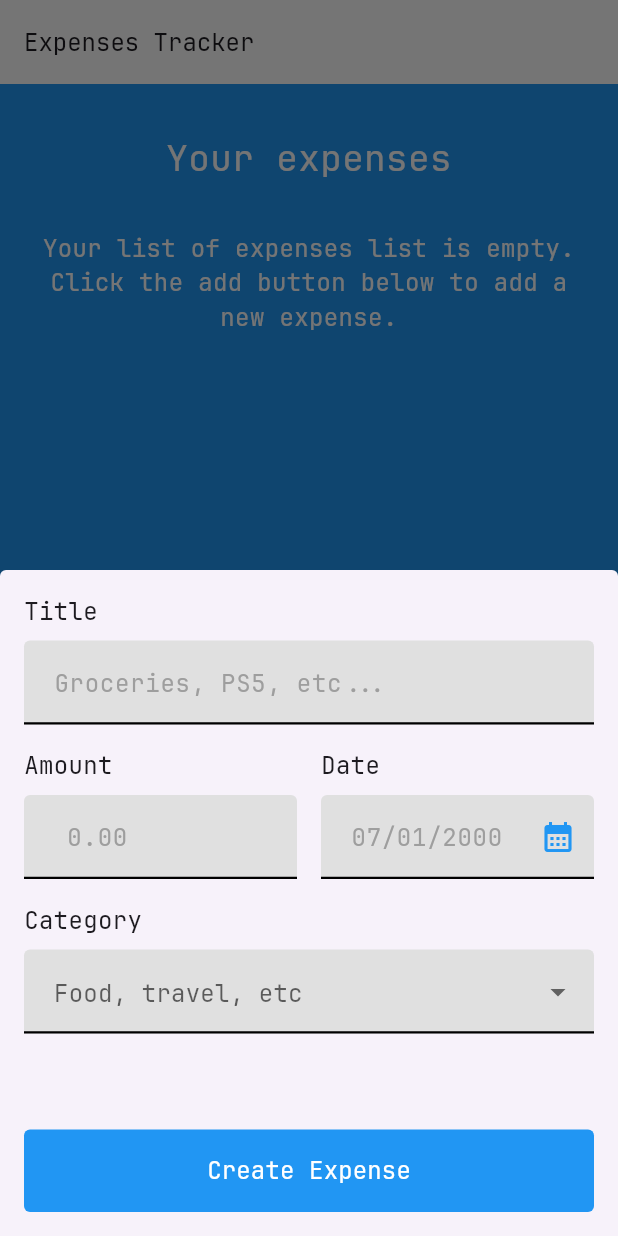
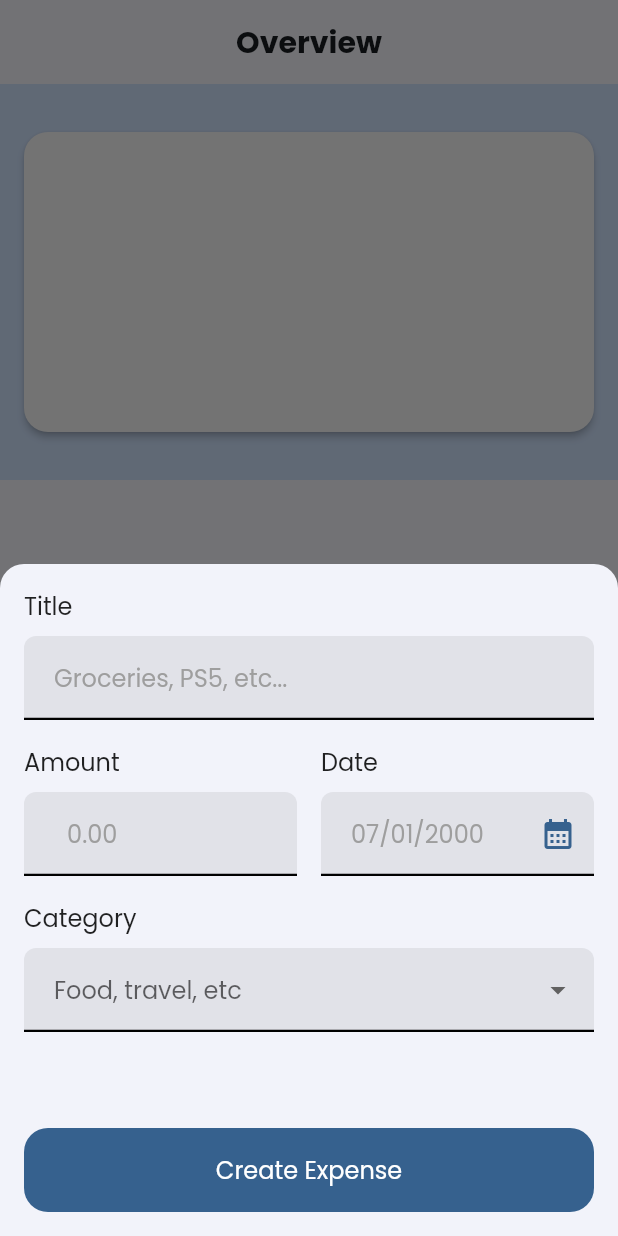
Before and after one commit to TNury/flutter_expenses_app, a Flutter app: the screen it shows after launch, after a tap on the "add" icon, on a phone screen of 412 x 824 dp. Run offline on Flutter 3.47's test engine with Material 2 defaults, Android fonts, the phone set to English and light mode, and no system bars.

Commit message:
feat: Rework the apps look

```diff
--- a/lib/models/expense.dart
+++ b/lib/models/expense.dart
@@ -4,11 +4,11 @@ import 'package:flutter_expenses_tracker/utils/utils.dart';
 enum Category { food, travel, leisure, work, study }
 
 const categoryIcons = {
-  Category.food: Icons.lunch_dining,
-  Category.travel: Icons.flight_takeoff,
-  Category.leisure: Icons.movie,
+  Category.food: Icons.lunch_dining_outlined,
+  Category.travel: Icons.flight_takeoff_outlined,
+  Category.leisure: Icons.movie_outlined,
   Category.work: Icons.work,
-  Category.study: Icons.menu_book
+  Category.study: Icons.menu_book_outlined
 };
 
 class Expense {
--- a/lib/widgets/screens/expenses_screen.dart
+++ b/lib/widgets/screens/expenses_screen.dart
@@ -1,5 +1,6 @@
 import 'package:flutter/material.dart';
 import 'package:flutter_expenses_tracker/widgets/ui/modals/expense_creation_modal.dart';
+import 'package:flutter_expenses_tracker/widgets/ui/specialized/chart/chart.dart';
 import 'package:flutter_expenses_tracker/widgets/ui/specialized/navbar/navbar.dart';
 import 'package:flutter_expenses_tracker/models/expense.dart';
 import 'package:flutter_expenses_tracker/widgets/ui/specialized/expenses_list/expenses_list.dart';
@@ -12,7 +13,44 @@ class ExpensesScreen extends StatefulWidget {
 }
 
 class _ExpensesScreenState extends State<ExpensesScreen> {
-  final List<Expense> _registeredExpenses = [];
+  final List<Expense> _registeredExpenses = [
+    Expense(
+      title: 'Groceries',
+      category: Category.food,
+      amount: 45,
+      date: DateTime.now(),
+    ),
+    Expense(
+      title: 'Flutter Course',
+      category: Category.study,
+      amount: 20,
+      date: DateTime.now(),
+    ),
+    Expense(
+      title: 'New Desk',
+      category: Category.work,
+      amount: 200,
+      date: DateTime.now(),
+    ),
+    Expense(
+      title: 'California Trip',
+      category: Category.travel,
+      amount: 4500,
+      date: DateTime.now(),
+    ),
+    Expense(
+      title: 'PS5',
+      category: Category.leisure,
+      amount: 4500,
+      date: DateTime.now(),
+    ),
+    Expense(
+      title: 'PS5',
+      category: Category.leisure,
+      amount: 4500,
+      date: DateTime.now(),
+    ),
+  ];
 
   void _createExpense(Expense expense, [int index = 0]) {
     setState(() {
@@ -40,13 +78,12 @@ class _ExpensesScreenState extends State<ExpensesScreen> {
   Widget build(context) {
     return Scaffold(
       appBar: const Navbar(),
-      backgroundColor: Colors.blue,
       resizeToAvoidBottomInset: false,
-      body: Container(
-        padding: const EdgeInsets.symmetric(vertical: 32, horizontal: 16),
-        child: Column(
+      body: Column(
         mainAxisSize: MainAxisSize.min,
         children: [
+          const Chart(),
+          const SizedBox(height: 48),
           Expanded(
             child: ExpensesList(
               expensesList: _registeredExpenses,
@@ -56,12 +93,10 @@ class _ExpensesScreenState extends State<ExpensesScreen> {
           ),
         ],
       ),
-      ),
       floatingActionButton: FloatingActionButton(
         onPressed: _openExpenseAdditionOverlay,
         child: const Icon(
           Icons.add,
-          color: Colors.blueAccent,
         ),
       ),
     );
--- a/lib/widgets/ui/generic/date_input.dart
+++ b/lib/widgets/ui/generic/date_input.dart
@@ -3,18 +3,6 @@ import 'package:flutter/material.dart';
 import 'package:flutter_expenses_tracker/widgets/ui/generic/input.dart';
 
 import 'package:flutter_expenses_tracker/utils/utils.dart';
-
-final _datePickerStyles = ThemeData(
-  useMaterial3: true,
-  colorScheme: const ColorScheme.light(
-    primary: Colors.blue,
-  ),
-  dialogTheme: DialogTheme(
-    shape: RoundedRectangleBorder(
-      borderRadius: BorderRadius.circular(4),
-    ),
-  ),
-);
 
 class DateInput extends StatefulWidget {
   const DateInput({
@@ -46,12 +34,6 @@ class _DateInputState extends State<DateInput> {
       initialDate: now,
       firstDate: firstDate,
       lastDate: now,
-      builder: (BuildContext context, Widget? child) {
-        return Theme(
-          data: _datePickerStyles,
-          child: child!,
-        );
-      },
     );
 
     if (chosenDate != null) {
--- /dev/null
+++ b/lib/widgets/ui/specialized/chart/chart.dart
@@ -0,0 +1,28 @@
+import 'package:flutter/material.dart';
+import 'package:flutter_expenses_tracker/theme/theme.dart';
+
+class Chart extends StatelessWidget {
+  const Chart({super.key});
+
+  @override
+  Widget build(BuildContext context) {
+    return Container(
+      padding: const EdgeInsets.symmetric(horizontal: 16, vertical: 32),
+      decoration: BoxDecoration(
+        color: colorScheme.primaryContainer,
+      ),
+      child: Material(
+        elevation: 2,
+        borderRadius: BorderRadius.circular(16),
+        clipBehavior: Clip.hardEdge,
+        child: Container(
+          width: double.infinity,
+          height: 200,
+          // decoration: BoxDecoration(
+          //   color: colorScheme.primary,
+          // ),
+        ),
+      ),
+    );
+  }
+}
--- a/lib/widgets/ui/specialized/expenses_list/expenses_list.dart
+++ b/lib/widgets/ui/specialized/expenses_list/expenses_list.dart
@@ -55,29 +55,38 @@ class ExpensesList extends StatelessWidget {
 
   @override
   Widget build(context) {
-    return Column(
+    return Padding(
+      padding: const EdgeInsets.symmetric(horizontal: 16),
+      child: Column(
+        crossAxisAlignment: CrossAxisAlignment.start,
         children: [
           const Text(
             'Your expenses',
-          style: TextStyle(fontSize: 24, color: Colors.white),
+            style: TextStyle(
+              fontSize: 24,
+              fontWeight: FontWeight.bold,
             ),
-        const SizedBox(height: 32),
+          ),
+          const SizedBox(height: 16),
           if (expensesList.isNotEmpty)
             Expanded(
               child: ListView.builder(
                 itemCount: expensesList.length,
                 itemBuilder: (context, index) {
-                return Dismissible(
+                  return Column(
+                    children: [
+                      Dismissible(
                         key: ValueKey(expensesList[index]),
                         onDismissed: (_) {
-                    _handleOnDismissed(context, expensesList[index], index);
+                          _handleOnDismissed(
+                              context, expensesList[index], index);
                         },
                         background: Container(
                           margin: const EdgeInsets.all(4),
                           decoration: const BoxDecoration(
                             color: Colors.red,
                             borderRadius: BorderRadius.all(
-                        Radius.circular(4),
+                              Radius.circular(16),
                             ),
                           ),
                           child: const Center(
@@ -94,6 +103,9 @@ class ExpensesList extends StatelessWidget {
                         child: ExpensesListItem(
                           expensesList[index],
                         ),
+                      ),
+                      // const SizedBox(height: 8),
+                    ],
                   );
                 },
               ),
@@ -107,6 +119,7 @@ class ExpensesList extends StatelessWidget {
               ),
             ),
         ],
+      ),
     );
   }
 }
--- a/lib/widgets/ui/specialized/expenses_list/expenses_list_item.dart
+++ b/lib/widgets/ui/specialized/expenses_list/expenses_list_item.dart
@@ -1,43 +1,92 @@
 import 'package:flutter/material.dart';
 import 'package:flutter_expenses_tracker/models/expense.dart';
+
+import 'package:flutter_expenses_tracker/theme/theme.dart';
 
 class ExpensesListItem extends StatelessWidget {
   const ExpensesListItem(this.expenseData, {super.key});
 
   final Expense expenseData;
 
+  Color get iconBackground {
+    switch (expenseData.category) {
+      case Category.food:
+        return Colors.green;
+      case Category.leisure:
+        return Colors.indigo;
+      case Category.travel:
+        return Colors.cyan;
+      case Category.study:
+        return Colors.purple;
+      default:
+        return colorScheme.primary;
+    }
+  }
+
   @override
   Widget build(BuildContext context) {
     return Card(
-      child: Padding(
-        padding: const EdgeInsets.all(16.0),
+      child: Container(
+        height: 90,
+        padding: const EdgeInsets.all(16),
+        child: Row(
+          crossAxisAlignment: CrossAxisAlignment.stretch,
+          children: [
+            Container(
+              padding: const EdgeInsets.all(16),
+              decoration: BoxDecoration(
+                borderRadius: BorderRadius.circular(50),
+                color: iconBackground,
+              ),
+              child: Icon(
+                categoryIcons[expenseData.category],
+                size: 25,
+                color: Colors.white,
+              ),
+            ),
+            const SizedBox(width: 16),
+            Expanded(
               child: Column(
                 crossAxisAlignment: CrossAxisAlignment.start,
+                mainAxisAlignment: MainAxisAlignment.spaceBetween,
                 children: [
                   Row(
                     mainAxisAlignment: MainAxisAlignment.spaceBetween,
                     children: [
-                Text(
+                      Flexible(
+                        child: Text(
                           expenseData.title,
-                  style: const TextStyle(fontSize: 16),
+                          maxLines: 1,
+                          overflow: TextOverflow.ellipsis,
+                          style: const TextStyle(fontSize: 18, fontWeight: FontWeight.bold,),
                         ),
-                Icon(categoryIcons[expenseData.category]),
-              ],
                       ),
-            const SizedBox(height: 16),
-            Row(
-              mainAxisAlignment: MainAxisAlignment.spaceBetween,
-              children: [
-                Text('\$${expenseData.amount.toStringAsFixed(2)}'),
+                      const SizedBox(width: 16),
                       Row(
                         children: [
+                          Text(
+                            expenseData.formattedDate,
+                            style: TextStyle(
+                              fontSize: 14,
+                              color: colorScheme.secondary,
+                            ),
+                          ),
+                          const SizedBox(width: 8),
                           const Icon(Icons.date_range),
-                    const SizedBox(width: 8),
-                    Text(expenseData.formattedDate),
                         ],
                       ),
                     ],
-            )
+                  ),
+                  Text(
+                    '\$${expenseData.amount.toStringAsFixed(2)}',
+                    style: TextStyle(
+                      fontSize: 18,
+                      color: colorScheme.secondary,
+                    ),
+                  ),
+                ],
+              ),
+            ),
           ],
         ),
       ),
--- a/lib/widgets/ui/specialized/navbar/navbar.dart
+++ b/lib/widgets/ui/specialized/navbar/navbar.dart
@@ -6,11 +6,11 @@ class Navbar extends StatelessWidget implements PreferredSizeWidget {
   @override
   Widget build(BuildContext context) {
     return AppBar(
-      backgroundColor: Colors.white,
       title: const Text(
-        'Expenses Tracker',
+        'Overview',
         style: TextStyle(
-          fontSize: 16,
+          fontSize: 20,
+          fontWeight: FontWeight.bold,
         ),
       ),
     );
```
Also changed, not shown: lib/theme/theme.dart (+46 -25 lines), pubspec.yaml (+5 -2 lines), assets/fonts/JetBrainsMono-Regular.ttf (deleted), assets/fonts/Poppins/Poppins-Bold.ttf (added), assets/fonts/Poppins/Poppins-BoldItalic.ttf (added), assets/fonts/Poppins/Poppins-Italic.ttf (added), assets/fonts/Poppins/Poppins-Light.ttf (added), assets/fonts/Poppins/Poppins-LightItalic.ttf (added), assets/fonts/Poppins/Poppins-Regular.ttf (added). Lines whose indentation alone changed are shown as unchanged.
